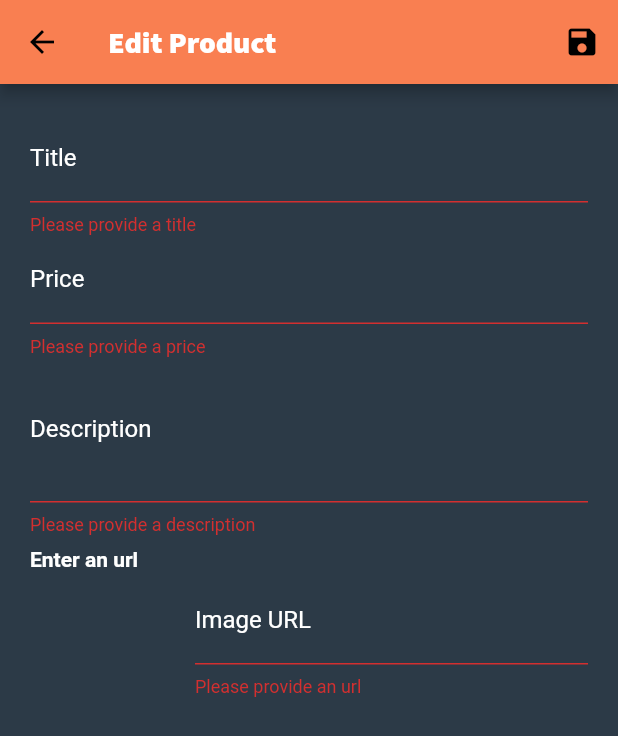
After one commit to yuri4n/shop-app-flutter, a Flutter app: the EditProductScreen screen opened by its route, after a tap on the "save" icon, on a phone screen of 412 x 824 dp. The commit adds this screen. Shown: the top 736 px of the screen. Run offline on Flutter 3.47's test engine with Material 2 defaults, Android fonts, the phone set to English and light mode, and no system bars; network calls fail.

Commit message:
Create, edit and delete products

```diff
--- a/lib/main.dart
+++ b/lib/main.dart
@@ -12,6 +12,8 @@ import 'screens/products_overview_screen.dart';
 import 'screens/product_detail_screen.dart';
 import 'screens/cart_screen.dart';
 import 'screens/orders_screen.dart';
+import 'screens/user_products_screen.dart';
+import 'screens/edit_product_screen.dart';
 
 void main() => runApp(MyApp());
 
@@ -40,6 +42,8 @@ class MyApp extends StatelessWidget {
           ProductDetailScreen.routeName: (ctx) => ProductDetailScreen(),
           CartScreen.routeName: (ctx) => CartScreen(),
           OrdersScreen.routeName: (ctx) => OrdersScreen(),
+          UserProductsScreen.routeName: (ctx) => UserProductsScreen(),
+          EditProductScreen.routeName: (ctx) => EditProductScreen(),
         },
       ),
     );
--- a/lib/providers/products.dart
+++ b/lib/providers/products.dart
@@ -10,7 +10,7 @@ class Products with ChangeNotifier {
       description: 'A red shirt - it is pretty red!',
       price: 29.99,
       imageUrl:
-          'https://cdn.pixabay.com/photo/2016/10/02/22/17/red-t-shirt-1710578_1280.jpg',
+      'https://cdn.pixabay.com/photo/2016/10/02/22/17/red-t-shirt-1710578_1280.jpg',
     ),
     Product(
       id: 'p2',
@@ -18,7 +18,7 @@ class Products with ChangeNotifier {
       description: 'A nice pair of trousers.',
       price: 59.99,
       imageUrl:
-          'https://upload.wikimedia.org/wikipedia/commons/thumb/e/e8/Trousers%2C_dress_%28AM_1960.022-8%29.jpg/512px-Trousers%2C_dress_%28AM_1960.022-8%29.jpg',
+      'https://upload.wikimedia.org/wikipedia/commons/thumb/e/e8/Trousers%2C_dress_%28AM_1960.022-8%29.jpg/512px-Trousers%2C_dress_%28AM_1960.022-8%29.jpg',
     ),
     Product(
       id: 'p3',
@@ -26,7 +26,7 @@ class Products with ChangeNotifier {
       description: 'Warm and cozy - exactly what you need for the winter.',
       price: 19.99,
       imageUrl:
-          'https://live.staticflickr.com/4043/4438260868_cc79b3369d_z.jpg',
+      'https://live.staticflickr.com/4043/4438260868_cc79b3369d_z.jpg',
     ),
     Product(
       id: 'p4',
@@ -34,7 +34,7 @@ class Products with ChangeNotifier {
       description: 'Prepare any meal you want.',
       price: 49.99,
       imageUrl:
-          'https://upload.wikimedia.org/wikipedia/commons/thumb/1/14/Cast-Iron-Pan.jpg/1024px-Cast-Iron-Pan.jpg',
+      'https://upload.wikimedia.org/wikipedia/commons/thumb/1/14/Cast-Iron-Pan.jpg/1024px-Cast-Iron-Pan.jpg',
     ),
   ];
 
@@ -47,11 +47,33 @@ class Products with ChangeNotifier {
   }
 
   Product findById(String id) {
-    return _items.firstWhere((prod) => prod.id == id);
+    final item = _items.firstWhere((prod) => prod.id == id);
+    return item != null ? item : null;
   }
 
-  void addProduct() {
-    // _items.add(value);
+  void addProduct(Product product) {
+    final newProduct = Product(
+      title: product.title,
+      description: product.description,
+      price: product.price,
+      imageUrl: product.imageUrl,
+      id: DateTime.now().toString(),
+    );
+    _items.add(newProduct);
+
+    notifyListeners();
+  }
+
+  void updateProduct(String id, Product newProduct) {
+    final productIndex = _items.indexWhere((item) => item.id == id);
+    if (productIndex >= 0) {
+      _items[productIndex] = newProduct;
+      notifyListeners();
+    }
+  }
+
+  void deleteProduct(String id) {
+    _items.removeWhere((prod) => prod.id == id);
     notifyListeners();
   }
 }
--- /dev/null
+++ b/lib/screens/edit_product_screen.dart
@@ -0,0 +1,286 @@
+import 'package:flutter/material.dart';
+import 'package:provider/provider.dart';
+
+import '../models/product.dart';
+
+import '../providers/products.dart';
+
+class EditProductScreen extends StatefulWidget {
+  static const routeName = '/edit-product';
+
+  @override
+  _EditProductScreenState createState() => _EditProductScreenState();
+}
+
+class _EditProductScreenState extends State<EditProductScreen> {
+  final _priceFocusNode = FocusNode();
+  final _descriptionFocusNode = FocusNode();
+  final _imageUrlFocusNode = FocusNode();
+  final _imageUrlController = TextEditingController();
+  final _form = GlobalKey<FormState>();
+  Product _editedProduct = Product(
+    id: null,
+    title: '',
+    price: 0,
+    description: '',
+    imageUrl: '',
+  );
+
+  var _initValues = {
+    'title': '',
+    'description': '',
+    'price': '',
+    'imageUrl': '',
+  };
+  var _isInit = true;
+
+  @override
+  void initState() {
+    super.initState();
+
+    _imageUrlFocusNode.addListener(_updateImageUrl);
+  }
+
+  @override
+  void didChangeDependencies() {
+    super.didChangeDependencies();
+
+    if (_isInit) {
+      final productId = ModalRoute
+          .of(context)
+          .settings
+          .arguments as String;
+      if (productId != null) {
+        this._editedProduct = Provider
+            .of<Products>(context)
+            .findById(productId);
+        _initValues = {
+          'title': _editedProduct.title,
+          'description': _editedProduct.description,
+          'price': _editedProduct.price.toString(),
+          'imageUrl': _editedProduct.imageUrl,
+        };
+        _imageUrlController.text = _editedProduct.imageUrl;
+      }
+    }
+    _isInit = false;
+  }
+
+  @override
+  void dispose() {
+    super.dispose();
+
+    _imageUrlFocusNode.removeListener(_updateImageUrl);
+    _priceFocusNode.dispose();
+    _descriptionFocusNode.dispose();
+    _imageUrlFocusNode.dispose();
+    _imageUrlController.dispose();
+  }
+
+  void _updateImageUrl() {
+    if (!_imageUrlFocusNode.hasFocus) {
+      if (!_imageUrlController.text.startsWith('http') ||
+          (!_imageUrlController.text.endsWith('.png') &&
+              !_imageUrlController.text.endsWith(
+                  '.jpg') && !_imageUrlController.text.endsWith('jpeg'))) {
+        return;
+      }
+      setState(() {});
+    }
+  }
+
+  void _saveForm() {
+    final isValid = _form.currentState.validate();
+    if (!isValid) {
+      return;
+    }
+    _form.currentState.save();
+    if (_editedProduct.id != null) {
+      Provider.of<Products>(context, listen: false).updateProduct(
+          _editedProduct.id, _editedProduct);
+    } else {
+      Provider.of<Products>(context, listen: false).addProduct(_editedProduct);
+    }
+    Navigator.of(context).pop();
+  }
+
+  @override
+  Widget build(BuildContext context) {
+    return Scaffold(
+      appBar: AppBar(
+        title: Text(
+          'Edit Product',
+          style: Theme
+              .of(context)
+              .textTheme
+              .title,
+        ),
+        actions: <Widget>[
+          IconButton(icon: Icon(Icons.save,), onPressed: _saveForm,),
+        ],
+      ),
+      body: Container(
+        padding: EdgeInsets.all(20),
+        child: Form(
+          key: _form,
+          child: ListView(
+            children: <Widget>[
+              TextFormField(
+                initialValue: _initValues['title'],
+                decoration: InputDecoration(
+                  labelText: 'Title',
+                  labelStyle: TextStyle(color: Colors.white),
+                ),
+                textInputAction: TextInputAction.next,
+                onFieldSubmitted: (value) {
+                  FocusScope.of(context).requestFocus(_priceFocusNode);
+                },
+                validator: (value) {
+                  if (value.isEmpty) {
+                    return 'Please provide a title';
+                  }
+                  return null;
+                },
+                onSaved: (value) {
+                  _editedProduct = Product(
+                    title: value,
+                    price: _editedProduct.price,
+                    description: _editedProduct.description,
+                    imageUrl: _editedProduct.imageUrl,
+                    id: _editedProduct.id,
+                    isFavorite: _editedProduct.isFavorite,
+                  );
+                },
+              ),
+              TextFormField(
+                initialValue: _initValues['price'],
+                decoration: InputDecoration(
+                  labelText: 'Price',
+                  labelStyle: TextStyle(color: Colors.white),
+                ),
+                textInputAction: TextInputAction.next,
+                keyboardType: TextInputType.number,
+                focusNode: _priceFocusNode,
+                onFieldSubmitted: (value) {
+                  FocusScope.of(context).requestFocus(_descriptionFocusNode);
+                },
+                validator: (value) {
+                  if (value.isEmpty) {
+                    return 'Please provide a price';
+                  }
+                  if (double.tryParse(value) == null) {
+                    return 'Please enter a valid number';
+                  }
+                  if (double.parse(value) <= 0) {
+                    return 'Please enter a number greater than 0';
+                  }
+                  return null;
+                },
+                onSaved: (value) {
+                  _editedProduct = Product(
+                    title: _editedProduct.title,
+                    price: double.parse(value),
+                    description: _editedProduct.description,
+                    imageUrl: _editedProduct.imageUrl,
+                    id: _editedProduct.id,
+                    isFavorite: _editedProduct.isFavorite,
+                  );
+                },
+              ),
+              TextFormField(
+                initialValue: _initValues['description'],
+                decoration: InputDecoration(
+                  labelText: 'Description',
+                  labelStyle: TextStyle(color: Colors.white),
+                ),
+                maxLines: 3,
+                textInputAction: TextInputAction.next,
+                keyboardType: TextInputType.multiline,
+                focusNode: _descriptionFocusNode,
+                validator: (value) {
+                  if (value.isEmpty) {
+                    return 'Please provide a description';
+                  }
+                  if (value.length < 10) {
+                    return 'Please enter a description a least 10 characters long';
+                  }
+                  return null;
+                },
+                onSaved: (value) {
+                  _editedProduct = Product(
+                    title: _editedProduct.title,
+                    price: _editedProduct.price,
+                    description: value,
+                    imageUrl: _editedProduct.imageUrl,
+                    id: _editedProduct.id,
+                    isFavorite: _editedProduct.isFavorite,
+                  );
+                },
+              ),
+              Row(
+                crossAxisAlignment: CrossAxisAlignment.end,
+                children: <Widget>[
+                  Container(
+                    width: 100,
+                    height: 100,
+                    margin: EdgeInsets.only(
+                      top: 8,
+                      right: 10,
+                    ),
+                    child: _imageUrlController.text.isEmpty
+                        ? Text('Enter an url', style: TextStyle(
+                      fontWeight: FontWeight.bold, color: Colors.white,),)
+                        : FittedBox(
+                      child: Image.network(
+                        _imageUrlController.text,
+                        fit: BoxFit.cover,
+                      ),
+                    ),
+                  ),
+                  Expanded(
+                    child: TextFormField(
+                      decoration: InputDecoration(
+                        labelText: 'Image URL',
+                        labelStyle: TextStyle(color: Colors.white),
+                      ),
+                      textInputAction: TextInputAction.done,
+                      keyboardType: TextInputType.url,
+                      controller: _imageUrlController,
+                      focusNode: _imageUrlFocusNode,
+                      validator: (value) {
+                        if (value.isEmpty) {
+                          return 'Please provide an url';
+                        }
+                        if (!value.startsWith('http')) {
+                          return 'Please enter an url';
+                        }
+                        if (!value.endsWith('.png') && !value.endsWith(
+                            '.jpg') && !value.endsWith('jpeg')) {
+                          return 'Please enter an image url';
+                        }
+                        return null;
+                      },
+                      onSaved: (value) {
+                        _editedProduct = Product(
+                          title: _editedProduct.title,
+                          price: _editedProduct.price,
+                          description: _editedProduct.description,
+                          imageUrl: value,
+                          id: _editedProduct.id,
+                          isFavorite: _editedProduct.isFavorite,
+                        );
+                      },
+                      onFieldSubmitted: (_) {
+                        _saveForm();
+                      },
+                    ),
+                  ),
+                ],
+              ),
+            ],
+          ),
+        ),
+      ),
+    );
+  }
+}
--- a/lib/widgets/app_drawer.dart
+++ b/lib/widgets/app_drawer.dart
@@ -1,6 +1,7 @@
 import 'package:flutter/material.dart';
 
 import '../screens/orders_screen.dart';
+import '../screens/user_products_screen.dart';
 
 class AppDrawer extends StatelessWidget {
   @override
@@ -32,6 +33,16 @@ class AppDrawer extends StatelessWidget {
                   .pushReplacementNamed(OrdersScreen.routeName);
             },
           ),
+          ListTile(
+            leading: Icon(Icons.edit, color: Colors.white),
+            title: Text('Manage Products',
+                style: TextStyle(
+                    color: Colors.white, fontWeight: FontWeight.bold)),
+            onTap: () {
+              Navigator.of(context)
+                  .pushReplacementNamed(UserProductsScreen.routeName);
+            },
+          ),
         ],
       ),
     );
```
Also changed, not shown: lib/screens/user_products_screen.dart (added, +45 -0 lines), lib/widgets/user_product_item.dart (added, +44 -0 lines).
